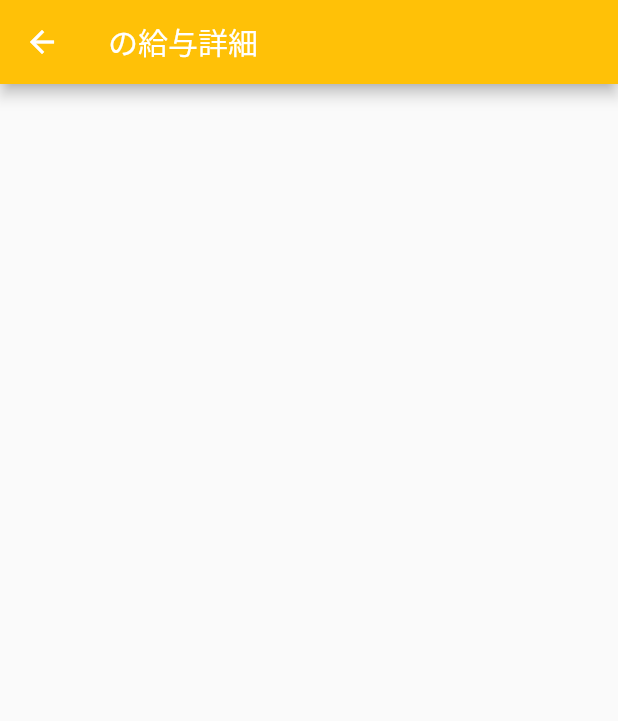
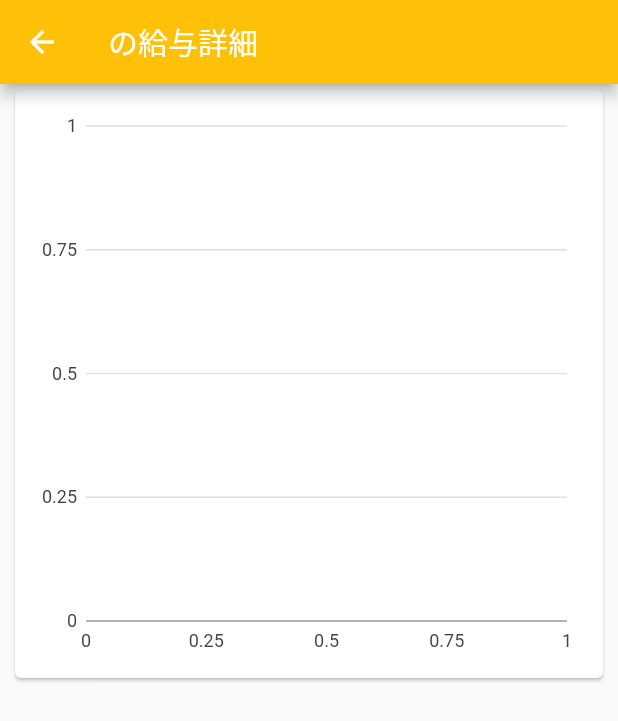
Before and after one commit to Mayakuwa/connect-project, a Flutter app: the CheckSalaryDetailScreen screen opened by its route, on a phone screen of 412 x 824 dp. Shown: the top 721 px of the screen. Run offline on Flutter 3.47's test engine with Material 2 defaults, Android fonts, the phone set to English and light mode, and no system bars; our stand-ins replace charts_flutter, cloud_firestore, firebase_core, flare_flutter, keyboard_actions; accounts and stored records are empty.

Commit message:
add graff 途中

```diff
--- a/lib/screens/AddSalaryNextScreen.dart
+++ b/lib/screens/AddSalaryNextScreen.dart
@@ -7,6 +7,7 @@ import 'package:flutter/services.dart';
 import 'package:keyboard_actions/keyboard_actions.dart';
 import 'package:cloud_firestore/cloud_firestore.dart';
 import 'package:connect_project/data/SalaryData.dart';
+import 'package:connect_project/widgets/LineGraph.dart';
 
 
 enum TextFieldType {
--- a/lib/screens/CheckSalaryDetailScreen.dart
+++ b/lib/screens/CheckSalaryDetailScreen.dart
@@ -1,8 +1,8 @@
 import 'package:cloud_firestore/cloud_firestore.dart';
 import 'package:connect_project/screens/EditSararyDetailScreen.dart';
+import 'package:connect_project/widgets/LineGraph.dart';
 import 'package:flutter/material.dart';
 import 'package:connect_project/data/SalaryData.dart';
-import 'package:intl/intl.dart';
 
 
 class CheckSalaryDetailScreen extends StatefulWidget {
@@ -44,13 +44,19 @@ class _CheckSalaryDetailScreenState extends State<CheckSalaryDetailScreen> {
             salary: salaryData.docs[i].data()['salary']
         ));
       }
+
+      //テスト
+      final test = FirebaseFirestore.instance.
+      collection('salaries').doc(_mamaId).collection('all-salary').orderBy('dateTime', descending: true).snapshots();
+      test.forEach((element) {
+        element.docs.reversed.forEach((e) {
+          print(e.data());
+        });
+      }
+      );
     });
   }
 
-  // Stream<QuerySnapshot> sortDataByDate (Stream<QuerySnapshot> data) {
-  //   //年と月を取り出す
-  //   return
-  // }
 
   void getMamaIdFromFirestore() async {
       final String mamaRef =  await FirebaseFirestore.instance.
@@ -75,6 +81,19 @@ class _CheckSalaryDetailScreenState extends State<CheckSalaryDetailScreen> {
       appBar: AppBar(title: Text('$_mamaNameの給与詳細')),
       body: Column(
         children: [
+          Container(
+            width: 400,
+            height: 400,
+            child: Card(
+                child: Container(
+                  padding: EdgeInsets.all(10),
+                  child: LineGraph.withDate(
+                      FirebaseFirestore.instance
+                      .collection('salaries').doc(_mamaId).collection('all-salary')
+                      .orderBy('dateTime', descending: true).snapshots()),
+                ),
+              )
+          ),
           Expanded(
             child: StreamBuilder<QuerySnapshot>(
               stream: FirebaseFirestore.instance.
--- /dev/null
+++ b/lib/widgets/LineGraph.dart
@@ -0,0 +1,64 @@
+import 'package:cloud_firestore/cloud_firestore.dart';
+import 'package:connect_project/data/SalaryData.dart';
+import 'package:flutter/material.dart';
+import 'package:charts_flutter/flutter.dart' as charts;
+import 'package:intl/intl.dart';
+
+//ファクトリーを使わず書き換えてみる。
+class LineGraph extends StatelessWidget {
+
+  final List<charts.Series> seriesList;
+  final bool animate;
+
+  LineGraph(this.seriesList, {this.animate});
+
+  //factory methodを使う
+  factory LineGraph.withDate(Stream<QuerySnapshot> snapshot) {
+    return LineGraph(
+      _createData(snapshot),
+      animate: false
+    );
+  }
+
+  //firestoreから受けとったデータの配列を入れる。
+  static List<charts.Series<SalaryData, int>> _createData(Stream<QuerySnapshot> snapshot) {
+    List<SalaryData> data = [];
+
+    snapshot.forEach((element) {
+      element.docs.reversed.forEach((e) {
+        //タイムスタンプを日付に変換
+        if(e.data()['dateTime'] is Timestamp) {
+          DateTime dateTime = e.data()['dateTime'].toDate();
+          DateFormat outPutDate = DateFormat('yyyy-MM');
+          String formalTime = outPutDate.format(dateTime);
+          data.add(
+              new SalaryData(
+                  date: e.data()['date'],
+                  salary: e.data()['salary']
+            ));
+          print(data.reversed.first.date);
+        }
+      });
+    });
+
+
+    return [
+      new charts.Series<SalaryData, int>(
+          id: 'Salary',
+          colorFn: (_, __) => charts.MaterialPalette.deepOrange.shadeDefault,
+          measureFn: (SalaryData dates, _) => int.parse(dates.salary),
+          domainFn: (SalaryData dates, _) => int.parse(dates.date),
+          data: data,
+      )
+    ];
+  }
+
+
+  @override
+  Widget build(BuildContext context) {
+    return new charts.LineChart(
+      seriesList,
+      animate: animate,
+    );
+  }
+}
```
